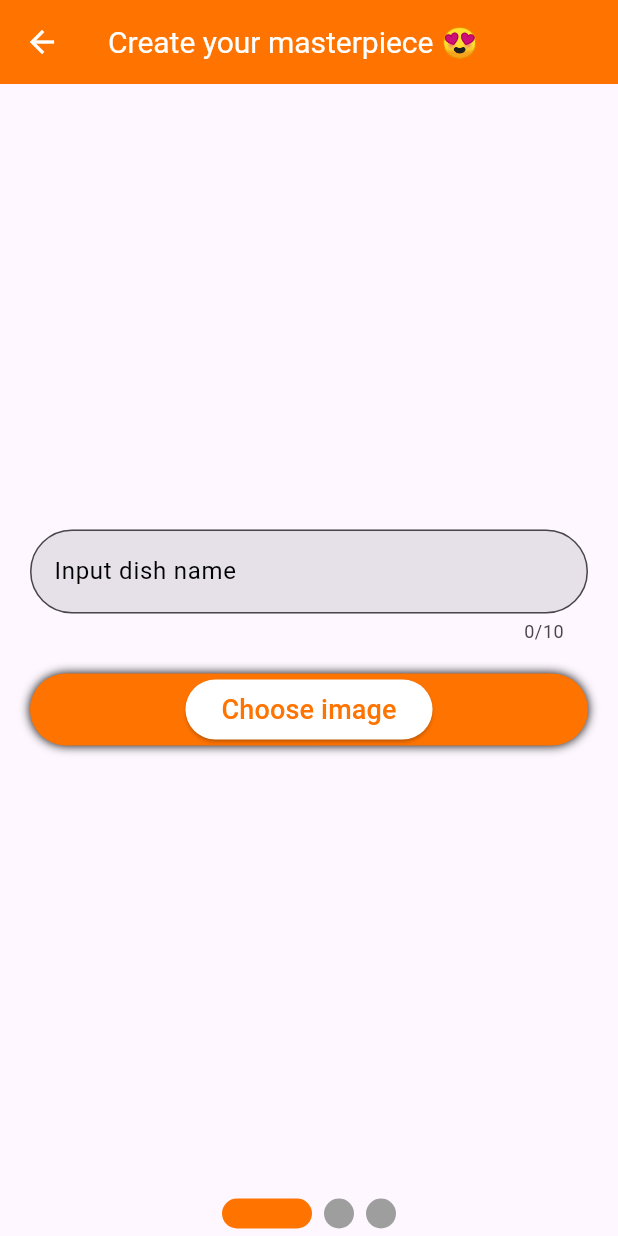
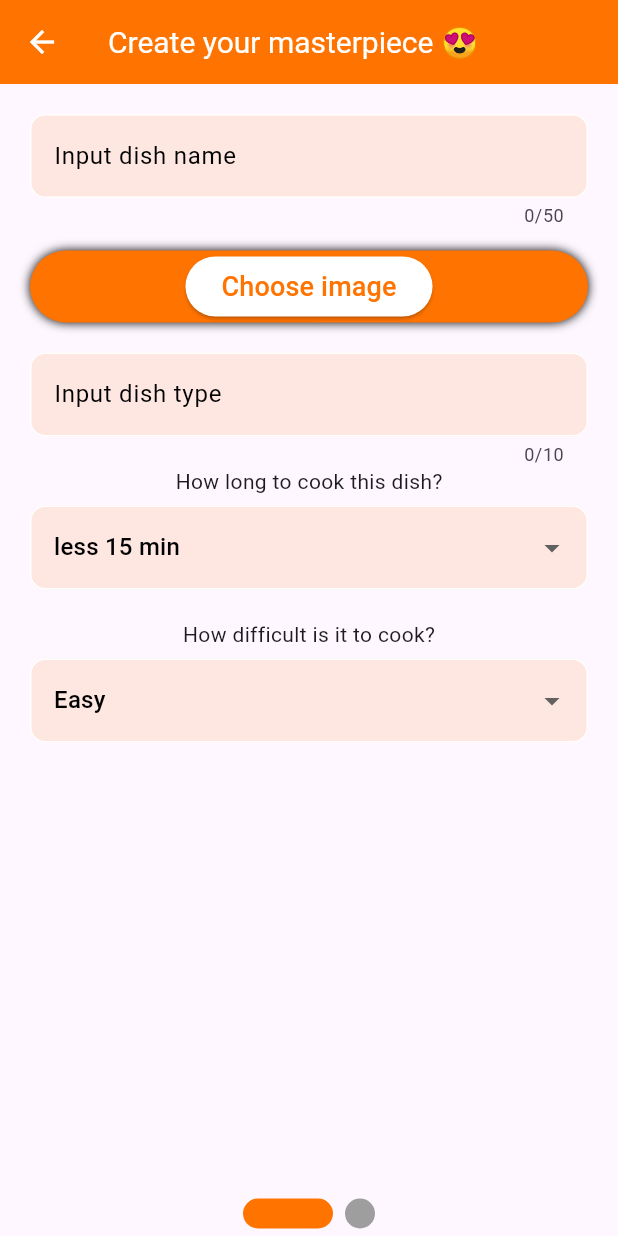
Before and after one commit to maximu211/menuAppFlutter, a Flutter app: the AddPage screen opened directly, on a phone screen of 412 x 824 dp. Run offline on Flutter 3.47's test engine with Material 3 defaults, Android fonts, the phone set to English and light mode, and no system bars; drawn by our look-alikes of smooth_page_indicator; our stand-ins replace easy_search_bar, google_fonts, image_picker; missing offline and left inert: image_editor_plus.

Commit message:
main_form creating

```diff
--- a/lib/add_page/add_page.dart
+++ b/lib/add_page/add_page.dart
@@ -1,12 +1,8 @@
 import 'dart:io';
-
 import 'package:flutter/material.dart';
 import 'package:flutter/services.dart';
-import 'package:image_editor_plus/image_editor_plus.dart';
 import 'package:image_picker/image_picker.dart';
-import 'package:menuapp/add_page/form_components/baner_form/baner_form.dart';
-import 'package:menuapp/add_page/form_components/from_input_field.dart';
-import 'package:menuapp/add_page/form_components/image_picker/image_picker.dart';
+import 'package:menuapp/add_page/form/main_form/main_form.dart';
 import 'package:menuapp/global_variables/color_variables.dart';
 import 'package:menuapp/global_variables/font_size_variables.dart';
 import 'package:menuapp/global_variables/modal_dialog.dart';
@@ -20,9 +16,8 @@ class AddPage extends StatefulWidget {
 }
 
 class FiledMaxLenght {
-  static int maxLenghtBannerName = 10;
+  static int maxLenghtDishName = 50;
   static int maxLenghtDishType = 10;
-  static int maxLenghtCookTime = 10;
 }
 
 class _AddPage extends State<AddPage> {
@@ -30,7 +25,13 @@ class _AddPage extends State<AddPage> {
   int _currentPage = 0;
 
   Uint8List? image;
-  TextEditingController _bannerNameConroller = TextEditingController();
+  final String dishType = '';
+  final String dishCookTime = '';
+  final String dishHardness = '';
+
+  final TextEditingController _fieldNameController = TextEditingController();
+  final TextEditingController _dishTypeFieldController =
+      TextEditingController();
 
   Future<Uint8List?> fileToUint8List(File? file) async {
     if (file == null) {
@@ -75,7 +76,7 @@ class _AddPage extends State<AddPage> {
           ),
         ),
         title: Text(
-          'Сreate your masterpiece 😍',
+          'Create your masterpiece 😍',
           style: TextStyle(
             fontSize: FontSizeVariables.h1Size,
             color: ColorVariables.backgroundColor,
@@ -94,20 +95,19 @@ class _AddPage extends State<AddPage> {
                 });
               },
               children: [
-                BannerForm(
+                MainForm(
+                  image: image,
                   pickImage: pickImage,
-                  image: image,
-                  filedController: _bannerNameConroller,
-                  maxLenght: FiledMaxLenght.maxLenghtBannerName,
-                  validator: (value) {
+                  fieldNameController: _fieldNameController,
+                  maxNameLenght: FiledMaxLenght.maxLenghtDishName,
+                  validatorNameField: (value) {
                     return;
                   },
-                ),
-                Container(
-                  color: Colors.green,
-                  child: const Center(
-                    child: Text('Page 2'),
-                  ),
+                  dishTypeFieldController: _dishTypeFieldController,
+                  maxDishTypeLenght: FiledMaxLenght.maxLenghtDishType,
+                  validatorDishTypeField: (value) {
+                    return;
+                  },
                 ),
                 Container(
                   color: Colors.orange,
@@ -125,7 +125,7 @@ class _AddPage extends State<AddPage> {
               children: [
                 SmoothPageIndicator(
                   controller: _pageController,
-                  count: 3,
+                  count: 2,
                   effect: ExpandingDotsEffect(
                     activeDotColor: ColorVariables.primaryColor,
                     dotColor: Colors.grey,
--- /dev/null
+++ b/lib/add_page/form/form_components/dropdown_picker.dart
@@ -0,0 +1,89 @@
+import 'package:flutter/material.dart';
+import 'package:menuapp/global_variables/color_variables.dart';
+import 'package:menuapp/models/mappers.dart';
+
+import 'package:menuapp/models/models.dart';
+
+class DropDownPicker<T> extends StatefulWidget {
+  const DropDownPicker({Key? key, required this.onChange, required this.isTime})
+      : super(key: key);
+
+  final void Function(T?) onChange;
+  final bool isTime;
+
+  @override
+  State<DropDownPicker<T>> createState() => _DropDownPickerState<T>();
+}
+
+class _DropDownPickerState<T> extends State<DropDownPicker<T>> {
+  late T selectedValue;
+
+  @override
+  void initState() {
+    super.initState();
+    selectedValue =
+        widget.isTime ? CookingTime.lessThan15min as T : DishHardness.easy as T;
+  }
+
+  @override
+  Widget build(BuildContext context) {
+    return Column(
+      children: [
+        Text(widget.isTime
+            ? "How long to cook this dish?"
+            : "How difficult is it to cook?"),
+        const SizedBox(height: 6),
+        DropdownButtonFormField<T>(
+          decoration: InputDecoration(
+            filled: true,
+            fillColor: const Color.fromARGB(30, 255, 115, 0),
+            enabledBorder: OutlineInputBorder(
+              borderRadius: BorderRadius.circular(10),
+              borderSide: BorderSide(color: ColorVariables.backgroundColor),
+            ),
+            focusedBorder: OutlineInputBorder(
+              borderRadius: BorderRadius.circular(10),
+              borderSide: BorderSide(color: ColorVariables.primaryColor),
+            ),
+            errorBorder: OutlineInputBorder(
+              borderRadius: BorderRadius.circular(10),
+              borderSide: const BorderSide(color: Colors.red),
+            ),
+          ),
+          borderRadius: BorderRadius.circular(20),
+          //isExpanded: true,
+          dropdownColor: const Color.fromARGB(255, 255, 115, 0),
+          value: selectedValue,
+          onChanged: (T? newValue) {
+            setState(() {
+              selectedValue = newValue ??
+                  (widget.isTime
+                      ? CookingTime.lessThan15min as T
+                      : DishHardness.easy as T);
+            });
+            widget.onChange(newValue);
+          },
+          items: widget.isTime
+              ? CookingTime.values.map((CookingTime value) {
+                  return DropdownMenuItem<T>(
+                    value: value as T,
+                    child: Text(
+                      Mapper.mapTimeToText(value),
+                      style: const TextStyle(color: Colors.black),
+                    ),
+                  );
+                }).toList()
+              : DishHardness.values.map((DishHardness value) {
+                  return DropdownMenuItem<T>(
+                    value: value as T,
+                    child: Text(
+                      Mapper.mapHardnessToText(value),
+                      style: const TextStyle(color: Colors.black),
+                    ),
+                  );
+                }).toList(),
+        ),
+      ],
+    );
+  }
+}
--- a/lib/add_page/form_components/from_input_field.dart
+++ b/lib/add_page/form/form_components/from_input_field.dart
@@ -7,11 +7,13 @@ class FormInputField extends StatelessWidget {
     required this.filedController,
     required this.maxLenght,
     required this.validator,
+    required this.inputLabel,
   });
 
   final TextEditingController filedController;
   final int? maxLenght;
   final String? Function(String?) validator;
+  final String inputLabel;
 
   @override
   Widget build(BuildContext context) {
@@ -22,19 +24,20 @@ class FormInputField extends StatelessWidget {
       cursorColor: ColorVariables.primaryColor,
       decoration: InputDecoration(
         filled: true,
-        labelText: 'Input dish name',
+        fillColor: const Color.fromARGB(30, 255, 115, 0),
+        labelText: inputLabel,
         focusColor: ColorVariables.primaryColor,
         labelStyle: const TextStyle(color: Colors.black),
-        border: OutlineInputBorder(
-          borderRadius: BorderRadius.circular(30),
-          borderSide: BorderSide(color: ColorVariables.primaryColor),
+        enabledBorder: OutlineInputBorder(
+          borderRadius: BorderRadius.circular(10),
+          borderSide: BorderSide(color: ColorVariables.backgroundColor),
         ),
         focusedBorder: OutlineInputBorder(
-          borderRadius: BorderRadius.circular(30),
+          borderRadius: BorderRadius.circular(10),
           borderSide: BorderSide(color: ColorVariables.primaryColor),
         ),
         errorBorder: OutlineInputBorder(
-          borderRadius: BorderRadius.circular(30),
+          borderRadius: BorderRadius.circular(10),
           borderSide: const BorderSide(color: Colors.red),
         ),
       ),
--- a/lib/add_page/form_components/image_bottom_modal.dart
+++ b/lib/add_page/form/form_components/image_bottom_modal.dart
@@ -1,5 +1,5 @@
 import 'package:flutter/material.dart';
-import 'package:menuapp/add_page/form_components/image_picker/photo_button.dart';
+import 'package:menuapp/add_page/form/form_components/image_picker/photo_button.dart';
 import 'package:menuapp/global_variables/color_variables.dart';
 
 void showImageSelectionBottomSheet(
--- a/lib/add_page/form_components/image_picker/image_picker.dart
+++ b/lib/add_page/form/form_components/image_picker/image_picker.dart
@@ -1,6 +1,6 @@
 import 'dart:typed_data';
 import 'package:flutter/material.dart';
-import 'package:menuapp/add_page/form_components/image_bottom_modal.dart';
+import 'package:menuapp/add_page/form/form_components/image_bottom_modal.dart';
 import 'package:menuapp/global_variables/color_variables.dart';
 import 'package:menuapp/global_variables/font_size_variables.dart';
 
--- /dev/null
+++ b/lib/add_page/form/main_form/additional_informaton_form.dart
@@ -0,0 +1,63 @@
+import 'package:flutter/material.dart';
+import 'package:menuapp/add_page/form/form_components/dropdown_picker.dart';
+import 'package:menuapp/add_page/form/form_components/from_input_field.dart';
+import 'package:menuapp/models/models.dart';
+
+class AdditionalInformationForm extends StatefulWidget {
+  const AdditionalInformationForm({
+    super.key,
+    required this.fieldController,
+    required this.maxLenght,
+    required this.validator,
+  });
+
+  final TextEditingController fieldController;
+  final int maxLenght;
+  final String? Function(String?) validator;
+
+  @override
+  State<AdditionalInformationForm> createState() =>
+      _AdditionalInformationFormState();
+}
+
+class _AdditionalInformationFormState extends State<AdditionalInformationForm> {
+  CookingTime? selectedCookingTime;
+  DishHardness? selectedDishHardness;
+
+  @override
+  Widget build(BuildContext context) {
+    return SingleChildScrollView(
+      child: Column(
+        children: [
+          FormInputField(
+            filedController: widget.fieldController,
+            inputLabel: 'Input dish type',
+            maxLenght: widget.maxLenght,
+            validator: widget.validator,
+          ),
+          Column(
+            children: [
+              DropDownPicker<CookingTime>(
+                isTime: true,
+                onChange: (CookingTime? selectedValue) {
+                  setState(() {
+                    selectedCookingTime = selectedValue;
+                  });
+                },
+              ),
+              const SizedBox(height: 20),
+              DropDownPicker<DishHardness>(
+                isTime: false,
+                onChange: (DishHardness? selectedValue) {
+                  setState(() {
+                    selectedDishHardness = selectedValue;
+                  });
+                },
+              ),
+            ],
+          ),
+        ],
+      ),
+    );
+  }
+}
--- /dev/null
+++ b/lib/add_page/form/main_form/baner_form.dart
@@ -0,0 +1,69 @@
+import "dart:typed_data";
+import "package:flutter/material.dart";
+import "package:image_editor_plus/image_editor_plus.dart";
+import 'package:menuapp/add_page/form/form_components/from_input_field.dart';
+import 'package:menuapp/add_page/form/form_components/image_picker/image_picker.dart';
+
+class BannerForm extends StatefulWidget {
+  BannerForm(
+      {super.key,
+      required this.pickImage,
+      required this.image,
+      required this.fieldController,
+      required this.maxLenght,
+      required this.validator});
+
+  Uint8List? image;
+  final Function(bool) pickImage;
+  final TextEditingController fieldController;
+  final int maxLenght;
+  final String? Function(String?) validator;
+
+  @override
+  State<BannerForm> createState() => _BannerFormState();
+}
+
+class _BannerFormState extends State<BannerForm> {
+  @override
+  Widget build(BuildContext context) {
+    return Center(
+      child: Column(
+        children: [
+          FormInputField(
+            inputLabel: 'Input dish name',
+            filedController: widget.fieldController,
+            maxLenght: widget.maxLenght,
+            validator: widget.validator,
+          ),
+          const SizedBox(height: 15),
+          ImagePickerContainer(
+            image: widget.image,
+            pickImage: widget.pickImage,
+            clearImage: () {
+              setState(() {
+                widget.image = null;
+              });
+            },
+            editImage: () async {
+              // ignore: use_build_context_synchronously
+              var editedImage = await Navigator.push(
+                context,
+                MaterialPageRoute(
+                  builder: (context) => ImageCropper(
+                    image: widget.image as Uint8List,
+                  ),
+                ),
+              );
+
+              if (editedImage != null) {
+                setState(() {
+                  widget.image = editedImage;
+                });
+              }
+            },
+          ),
+        ],
+      ),
+    );
+  }
+}
--- /dev/null
+++ b/lib/add_page/form/main_form/main_form.dart
@@ -0,0 +1,59 @@
+import 'dart:typed_data';
+
+import 'package:flutter/material.dart';
+import 'package:menuapp/add_page/form/main_form/additional_informaton_form.dart';
+import 'package:menuapp/add_page/form/main_form/baner_form.dart';
+
+class MainForm extends StatefulWidget {
+  MainForm(
+      {super.key,
+      required this.pickImage,
+      required this.fieldNameController,
+      required this.maxNameLenght,
+      required this.validatorNameField,
+      required this.dishTypeFieldController,
+      required this.maxDishTypeLenght,
+      required this.validatorDishTypeField,
+      required this.image});
+
+  Uint8List? image;
+  final Function(bool) pickImage;
+  final TextEditingController fieldNameController;
+  final int maxNameLenght;
+  final String? Function(String?) validatorNameField;
+
+  final TextEditingController dishTypeFieldController;
+  final int maxDishTypeLenght;
+  final String? Function(String?) validatorDishTypeField;
+  @override
+  State<MainForm> createState() => _MainFormState();
+}
+
+class _MainFormState extends State<MainForm> {
+  @override
+  Widget build(BuildContext context) {
+    return SingleChildScrollView(
+      keyboardDismissBehavior: ScrollViewKeyboardDismissBehavior.manual,
+      child: Container(
+        margin: EdgeInsets.all(20),
+        child: Column(
+          children: [
+            BannerForm(
+              fieldController: widget.fieldNameController,
+              image: widget.image,
+              pickImage: widget.pickImage,
+              maxLenght: widget.maxNameLenght,
+              validator: widget.validatorNameField,
+            ),
+            const SizedBox(height: 20),
+            AdditionalInformationForm(
+              fieldController: widget.dishTypeFieldController,
+              maxLenght: widget.maxDishTypeLenght,
+              validator: widget.validatorDishTypeField,
+            )
+          ],
+        ),
+      ),
+    );
+  }
+}
--- a/lib/add_page/form_components/baner_form/baner_form.dart
+++ /dev/null
@@ -1,80 +0,0 @@
-import "dart:typed_data";
-import "package:flutter/material.dart";
-import "package:image_editor_plus/image_editor_plus.dart";
-import "package:menuapp/add_page/form_components/from_input_field.dart";
-import "package:menuapp/add_page/form_components/image_picker/image_picker.dart";
-
-class BannerForm extends StatefulWidget {
-  BannerForm(
-      {super.key,
-      required this.pickImage,
-      required this.image,
-      required this.filedController,
-      required this.maxLenght,
-      required this.validator});
-
-  Uint8List? image;
-  final Function(bool) pickImage;
-  final TextEditingController filedController;
-  final int maxLenght;
-  final String? Function(String?) validator;
-
-  @override
-  State<BannerForm> createState() => _BannerFormState();
-}
-
-class _BannerFormState extends State<BannerForm> {
-  @override
-  Widget build(BuildContext context) {
-    return Center(
-      child: SingleChildScrollView(
-        keyboardDismissBehavior: ScrollViewKeyboardDismissBehavior.onDrag,
-        child: Column(
-          crossAxisAlignment: CrossAxisAlignment.center,
-          mainAxisAlignment: MainAxisAlignment.spaceAround,
-          children: [
-            Container(
-              margin: const EdgeInsets.all(20),
-              child: Column(
-                children: [
-                  FormInputField(
-                    filedController: widget.filedController,
-                    maxLenght: widget.maxLenght,
-                    validator: widget.validator,
-                  ),
-                  const SizedBox(height: 20),
-                  ImagePickerContainer(
-                    image: widget.image,
-                    pickImage: widget.pickImage,
-                    clearImage: () {
-                      setState(() {
-                        widget.image = null;
-                      });
-                    },
-                    editImage: () async {
-                      // ignore: use_build_context_synchronously
-                      var editedImage = await Navigator.push(
-                        context,
-                        MaterialPageRoute(
-                          builder: (context) => ImageCropper(
-                            image: widget.image as Uint8List,
-                          ),
-                        ),
-                      );
-
-                      if (editedImage != null) {
-                        setState(() {
-                          widget.image = editedImage;
-                        });
-                      }
-                    },
-                  )
-                ],
-              ),
-            ),
-          ],
-        ),
-      ),
-    );
-  }
-}
--- /dev/null
+++ b/lib/models/mappers.dart
@@ -0,0 +1,33 @@
+import 'package:menuapp/models/models.dart';
+
+class Mapper {
+  static String mapHardnessToText(DishHardness hardness) {
+    switch (hardness) {
+      case DishHardness.easy:
+        return 'Easy';
+      case DishHardness.medium:
+        return 'Medium';
+      case DishHardness.hard:
+        return 'Hard';
+      case DishHardness.veryHard:
+        return 'Very Hard';
+    }
+  }
+
+  static String mapTimeToText(CookingTime time) {
+    switch (time) {
+      case CookingTime.lessThan15min:
+        return 'less 15 min';
+      case CookingTime.min15:
+        return '15 min';
+      case CookingTime.min30:
+        return '30 min';
+      case CookingTime.min45:
+        return '45 min';
+      case CookingTime.hour1:
+        return '1 hour';
+      case CookingTime.moreThanHour1:
+        return '1 hour+';
+    }
+  }
+}
--- a/lib/models/models.dart
+++ b/lib/models/models.dart
@@ -72,3 +72,19 @@ class ReceiptDescriptionElement {
   String receiptDescriptionElementText;
   String? receiptDescriptionPhoto;
 }
+
+enum DishHardness {
+  easy,
+  medium,
+  hard,
+  veryHard,
+}
+
+enum CookingTime {
+  lessThan15min,
+  min15,
+  min30,
+  min45,
+  hour1,
+  moreThanHour1,
+}
```
Also changed, not shown: lib/add_page/form/form_components/image_picker/photo_button.dart (renamed from lib/add_page/form_components/image_picker/photo_button.dart).
